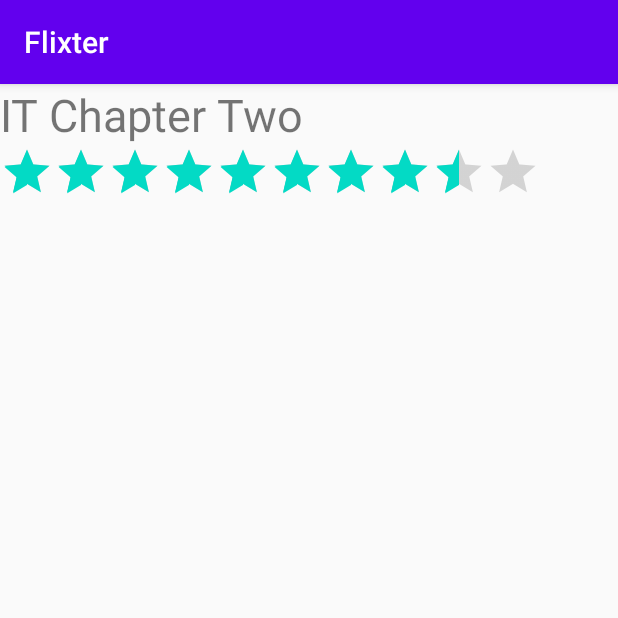
After one commit to TahaElbedwihy/Flixter, an Android app: the DetailActivity screen opened directly, with no data from a screen before it, on a phone screen of 412 x 824 dp, the top half of it. The commit adds this screen. Run offline under Robolectric (Android 15) with nearby library versions, the phone set to English and light mode, and no system bars; libraries missing offline, so code that uses them is left out: org.parceler; 4 statements that could not run were skipped.

Commit message:
Part 2 of Flixter

```diff
--- a/app/build.gradle
+++ b/app/build.gradle
@@ -36,4 +36,7 @@ dependencies {
     implementation 'com.github.bumptech.glide:glide:4.11.0'
     // Glide v4 uses this new annotation processor -- see https://bumptech.github.io/glide/doc/generatedapi.html
     annotationProcessor 'com.github.bumptech.glide:compiler:4.11.0'
+
+    implementation 'org.parceler:parceler-api:1.1.12'
+    annotationProcessor 'org.parceler:parceler:1.1.12'
 }
--- a/app/src/main/AndroidManifest.xml
+++ b/app/src/main/AndroidManifest.xml
@@ -11,6 +11,7 @@
         android:roundIcon="@mipmap/ic_launcher_round"
         android:supportsRtl="true"
         android:theme="@style/AppTheme">
+        <activity android:name=".DetailActivity"></activity>
         <activity android:name=".MainActivity">
             <intent-filter>
                 <action android:name="android.intent.action.MAIN" />
--- /dev/null
+++ b/app/src/main/java/com/example/flixter/DetailActivity.java
@@ -0,0 +1,33 @@
+package com.example.flixter;
+
+import androidx.appcompat.app.AppCompatActivity;
+
+import android.os.Bundle;
+import android.widget.RatingBar;
+import android.widget.TextView;
+
+import com.example.flixter.models.Movie;
+
+import org.parceler.Parcels;
+
+public class DetailActivity extends AppCompatActivity {
+
+    TextView tvTitle;
+    TextView tvOverview;
+    RatingBar ratingBar;
+
+    @Override
+    protected void onCreate(Bundle savedInstanceState) {
+        super.onCreate(savedInstanceState);
+        setContentView(R.layout.activity_detail);
+
+        tvTitle = findViewById(R.id.tvTitle);
+        tvOverview = findViewById(R.id.tvOverview);
+        ratingBar = findViewById(R.id.ratingBar);
+
+        Movie movie = Parcels.unwrap(getIntent().getParcelableExtra("movie"));
+        tvTitle.setText(movie.getTitle());
+        tvOverview.setText(movie.getOverview());
+        ratingBar.setRating((float)movie.getRating());
+    }
+}
--- a/app/src/main/res/layout-land/item_movie.xml
+++ b/app/src/main/res/layout-land/item_movie.xml
@@ -2,6 +2,7 @@
 <RelativeLayout xmlns:android="http://schemas.android.com/apk/res/android"
     xmlns:app="http://schemas.android.com/apk/res-auto"
     xmlns:tools="http://schemas.android.com/tools"
+    android:id="@+id/container"
     android:layout_width="match_parent"
     android:layout_height="wrap_content">
 
--- /dev/null
+++ b/app/src/main/res/layout/activity_detail.xml
@@ -0,0 +1,33 @@
+<?xml version="1.0" encoding="utf-8"?>
+<LinearLayout
+    xmlns:android="http://schemas.android.com/apk/res/android"
+    xmlns:app="http://schemas.android.com/apk/res-auto"
+    xmlns:tools="http://schemas.android.com/tools"
+    android:layout_width="match_parent"
+    android:layout_height="match_parent"
+    tools:context=".DetailActivity"
+    android:orientation ="vertical"
+    >
+
+    <TextView
+        android:id="@+id/tvTitle"
+        android:layout_width="match_parent"
+        android:layout_height="wrap_content"
+        android:text="IT Chapter Two"
+        android:textSize="30sp" />
+
+    <RatingBar
+        android:id="@+id/ratingBar"
+        style="@style/Widget.AppCompat.RatingBar.Indicator"
+        android:layout_width="wrap_content"
+        android:layout_height="wrap_content"
+        android:isIndicator="true"
+        android:numStars="10"
+        android:rating="8.5" />
+
+    <TextView
+        android:id="@+id/tvOverview"
+        android:layout_width="match_parent"
+        android:layout_height="wrap_content"
+        tools:text="27 years after overcoming the malevolent supernatural entity Pennywise, the former members of the Losers' Club, who have grown up and move away from Derry, are brought back together by a devastating phone call." />
+</LinearLayout>
--- a/app/src/main/res/layout/item_movie.xml
+++ b/app/src/main/res/layout/item_movie.xml
@@ -2,6 +2,7 @@
 <RelativeLayout xmlns:android="http://schemas.android.com/apk/res/android"
     xmlns:app="http://schemas.android.com/apk/res-auto"
     xmlns:tools="http://schemas.android.com/tools"
+    android:id="@+id/container"
     android:layout_width="match_parent"
     android:layout_height="wrap_content">
 
```
Also changed, not shown: app/src/main/java/com/example/flixter/adapters/MovieAdapter.java (+19 -2 lines), app/src/main/java/com/example/flixter/models/Movie.java (+13 -0 lines), 1 other file.
